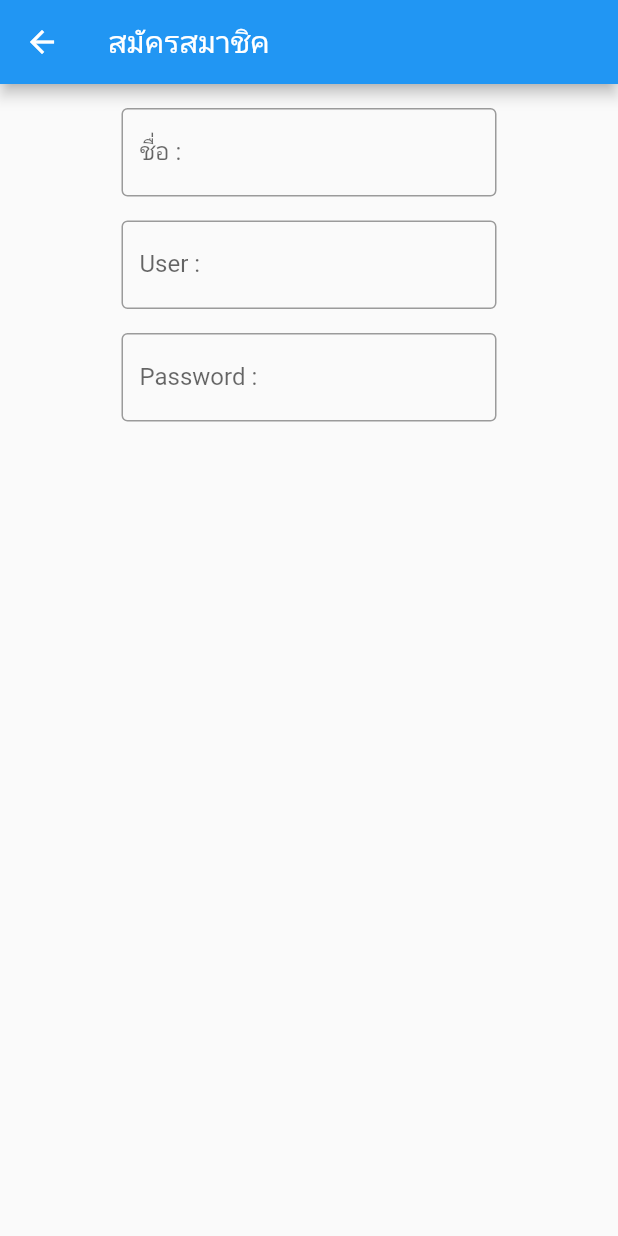
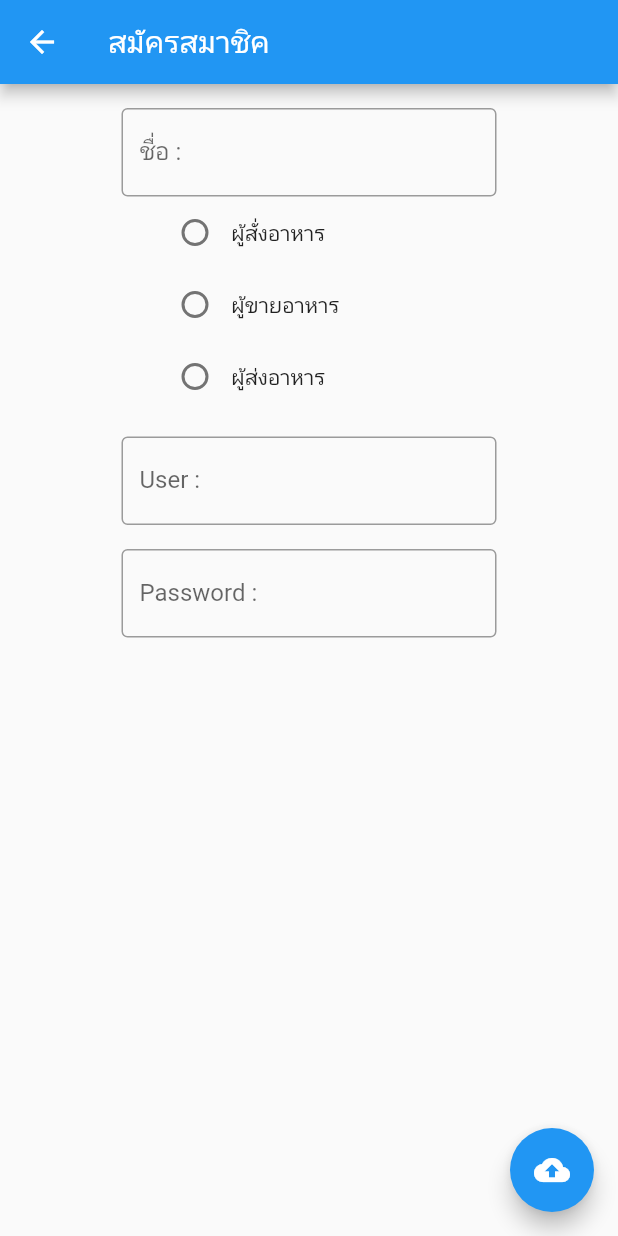
Before and after one commit to methinee120/JIABSALES, a Flutter app: the screen it shows after launch, in the side drawer, after a tap on "Sign Up", on a phone screen of 412 x 824 dp. Run offline on Flutter 3.47's test engine with Material 2 defaults, Android fonts, the phone set to English and light mode, and no system bars.

Commit message:
Design UI SignUp Success

```diff
--- a/lib/widget/signup.dart
+++ b/lib/widget/signup.dart
@@ -1,4 +1,5 @@
 import 'package:flutter/material.dart';
+import 'package:jiabsales/utility/normal_dialog.dart';
 
 class SignUp extends StatefulWidget {
   @override
@@ -6,22 +7,94 @@ class SignUp extends StatefulWidget {
 }
 
 class _SignUpState extends State<SignUp> {
+  String type;
+  String name = '', user = '', password = '';
+
   @override
   Widget build(BuildContext context) {
     return Scaffold(
+      floatingActionButton: FloatingActionButton(
+        onPressed: () {
+          if (name.isEmpty || user.isEmpty || password.isEmpty )  {
+            normalDialog(context, 'โปรดกรอกทุกช่อง');
+          } else  if (type == null) {
+            normalDialog(context, 'โปรดเลือกชนิดสมาชิก');
+          } else {
+          }
+        },
+        child: Icon(Icons.cloud_upload),
+      ),
       appBar: AppBar(
         title: Text('สมัครสมาชิค'),
       ),
-      body: Column(
-        children: <Widget>[
-          nameForm(),
-          Row(),
-          userForm(),
-          passwordForm(),
-        ],
+      body: SingleChildScrollView(
+        child: Column(
+          children: <Widget>[
+            nameForm(),
+            userRadio(),
+            shopRadio(),
+            riderRadio(),
+            userForm(),
+            passwordForm(),
+          ],
+        ),
       ),
     );
   }
+
+  Widget userRadio() => Container(
+        width: 200.0,
+        child: Row(
+          children: <Widget>[
+            Radio(
+              value: 'User',
+              groupValue: type,
+              onChanged: (value) {
+                setState(() {
+                  type = value;
+                });
+              },
+            ),
+            Text('ผู้สั่งอาหาร')
+          ],
+        ),
+      );
+
+  Widget shopRadio() => Container(
+        width: 200.0,
+        child: Row(
+          children: <Widget>[
+            Radio(
+              value: 'Shop',
+              groupValue: type,
+              onChanged: (value) {
+                setState(() {
+                  type = value;
+                });
+              },
+            ),
+            Text('ผู้ขายอาหาร')
+          ],
+        ),
+      );
+
+  Widget riderRadio() => Container(
+        width: 200.0,
+        child: Row(
+          children: <Widget>[
+            Radio(
+              value: 'Rider',
+              groupValue: type,
+              onChanged: (value) {
+                setState(() {
+                  type = value;
+                });
+              },
+            ),
+            Text('ผู้ส่งอาหาร')
+          ],
+        ),
+      );
 
   Widget nameForm() => Row(
         mainAxisAlignment: MainAxisAlignment.center,
@@ -30,6 +103,7 @@ class _SignUpState extends State<SignUp> {
             margin: EdgeInsets.only(top: 16.0),
             width: 250.0,
             child: TextField(
+              onChanged: (value) => name = value.trim(),
               decoration: InputDecoration(
                 labelText: 'ชื่อ :',
                 border: OutlineInputBorder(),
@@ -46,6 +120,7 @@ class _SignUpState extends State<SignUp> {
             margin: EdgeInsets.only(top: 16.0),
             width: 250.0,
             child: TextField(
+              onChanged: (value) => user = value.trim(),
               decoration: InputDecoration(
                 labelText: 'User :',
                 border: OutlineInputBorder(),
@@ -62,6 +137,7 @@ class _SignUpState extends State<SignUp> {
             margin: EdgeInsets.only(top: 16.0),
             width: 250.0,
             child: TextField(
+              onChanged: (value) => password = value.trim(),
               decoration: InputDecoration(
                 labelText: 'Password :',
                 border: OutlineInputBorder(),
```
Also changed, not shown: lib/utility/normal_dialog.dart (added, +13 -0 lines).
